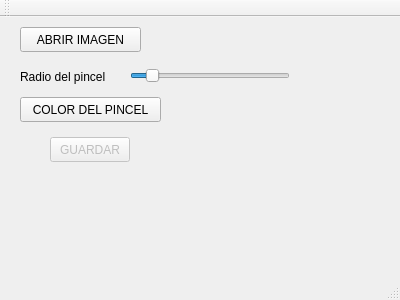
The window that mainwindow.ui (mgonzalezg9/OpenCV-demo) describes before a commit, drawn with Qt 5.
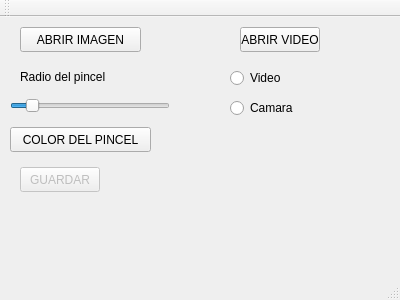
The same window after the commit.

Commit message: Añadida apertura de video

```diff
--- a/mainwindow.ui
+++ b/mainwindow.ui
@@ -30,8 +30,8 @@
    <widget class="QSlider" name="horizontalSlider">
     <property name="geometry">
      <rect>
-      <x>130</x>
-      <y>50</y>
+      <x>10</x>
+      <y>80</y>
       <width>160</width>
       <height>18</height>
      </rect>
@@ -59,8 +59,8 @@
    <widget class="QPushButton" name="pushButton_2">
     <property name="geometry">
      <rect>
-      <x>20</x>
-      <y>80</y>
+      <x>10</x>
+      <y>110</y>
       <width>141</width>
       <height>25</height>
      </rect>
@@ -75,8 +75,8 @@
     </property>
     <property name="geometry">
      <rect>
-      <x>50</x>
-      <y>120</y>
+      <x>20</x>
+      <y>150</y>
       <width>80</width>
       <height>25</height>
      </rect>
@@ -85,6 +85,45 @@
      <string>GUARDAR</string>
     </property>
    </widget>
+   <widget class="QPushButton" name="pushButton_4">
+    <property name="geometry">
+     <rect>
+      <x>240</x>
+      <y>10</y>
+      <width>80</width>
+      <height>25</height>
+     </rect>
+    </property>
+    <property name="text">
+     <string>ABRIR VIDEO</string>
+    </property>
+   </widget>
+   <widget class="QRadioButton" name="radioButton">
+    <property name="geometry">
+     <rect>
+      <x>230</x>
+      <y>50</y>
+      <width>97</width>
+      <height>22</height>
+     </rect>
+    </property>
+    <property name="text">
+     <string>Video</string>
+    </property>
+   </widget>
+   <widget class="QRadioButton" name="radioButton_2">
+    <property name="geometry">
+     <rect>
+      <x>230</x>
+      <y>80</y>
+      <width>97</width>
+      <height>22</height>
+     </rect>
+    </property>
+    <property name="text">
+     <string>Camara</string>
+    </property>
+   </widget>
   </widget>
   <widget class="QMenuBar" name="menuBar">
    <property name="geometry">
```
The commit also changes 2 other files.
